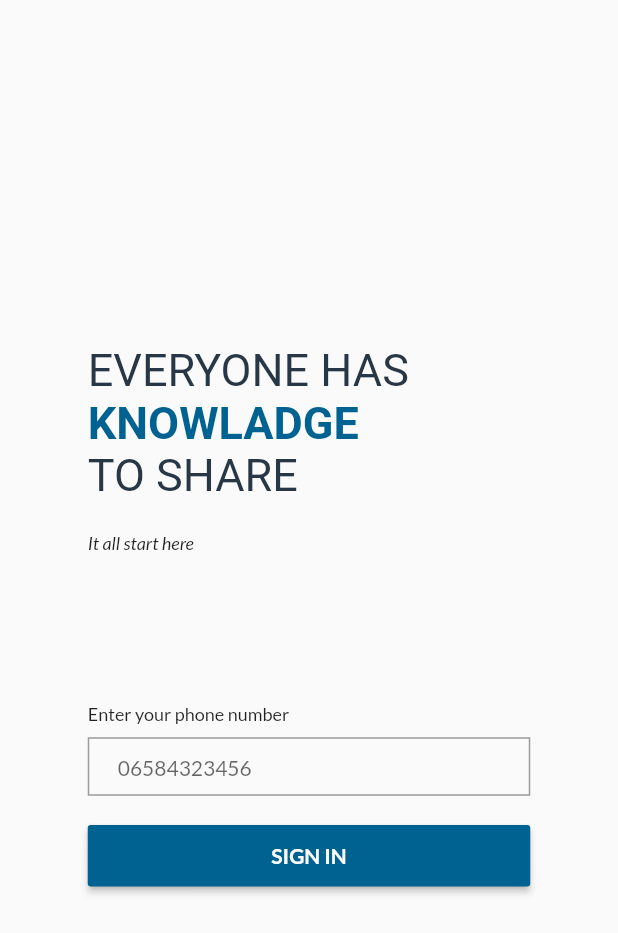
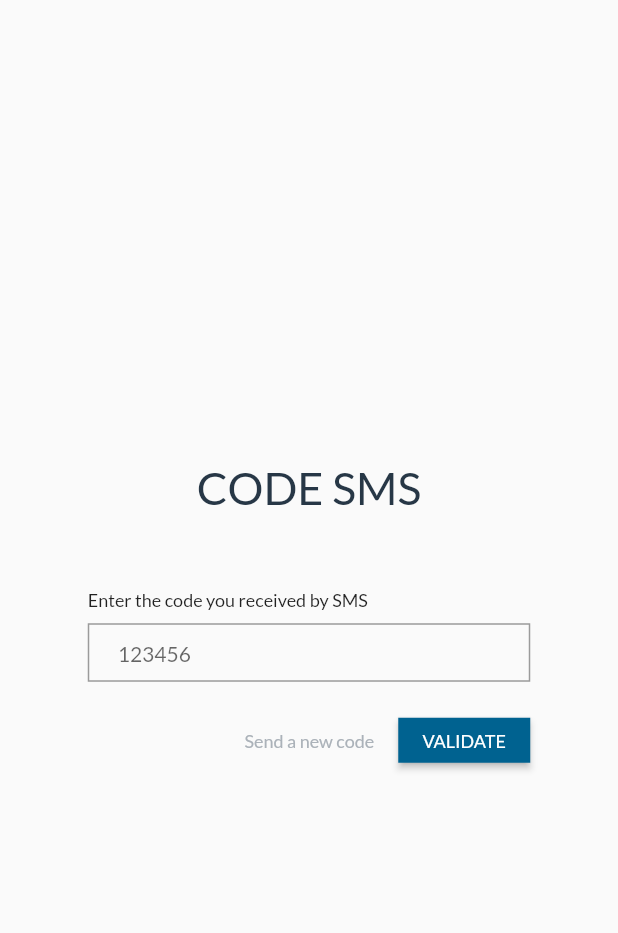
Before and after one commit to bynicodevelop/ulearn, a Flutter app: the Auth screen opened directly, after a tap on "SIGN IN", on a phone screen of 412 x 824 dp. Shown: the top 933 px of the screen. Run offline on Flutter 3.47's test engine with Material 2 defaults, Android fonts, the phone set to English and light mode, and no system bars; our stand-ins replace google_fonts.

Commit message:
Ajout d'une vue pour le code de validation par SMS et ajout de widgets pour les boutons

```diff
--- a/lib/screens/auth/auth.dart
+++ b/lib/screens/auth/auth.dart
@@ -1,4 +1,5 @@
 import 'package:flutter/material.dart';
+import 'package:leadee/screens/auth/validate_code.dart';
 import 'package:leadee/share/palette.dart';
 
 class Auth extends StatefulWidget {
@@ -82,7 +83,12 @@ class _AuthState extends State<Auth> {
                         MaterialButton(
                           padding: EdgeInsets.symmetric(vertical: 12),
                           minWidth: double.infinity,
-                          onPressed: () => {},
+                          onPressed: () => {
+                            Navigator.push(
+                                context,
+                                MaterialPageRoute(
+                                    builder: (context) => ValidateCode()))
+                          },
                           child: Text(
                             'Sign In'.toUpperCase(),
                             style: TextStyle(
--- a/lib/screens/auth/avatar.dart
+++ b/lib/screens/auth/avatar.dart
@@ -1,5 +1,6 @@
 import 'package:flutter/material.dart';
 import 'package:leadee/share/palette.dart';
+import 'package:leadee/widgets/btn/link.dart';
 import 'package:leadee/widgets/btn/next.dart';
 import 'package:leadee/widgets/bullet_step.dart';
 
@@ -55,14 +56,7 @@ class _AvatarState extends State<Avatar> {
                     Row(
                       children: [
                         Spacer(),
-                        FlatButton(
-                            height: 30,
-                            onPressed: () => {},
-                            child: Text(
-                              'Skip',
-                              style: TextStyle(
-                                  color: Palette.grey[50], fontSize: 12),
-                            )),
+                        LinkBtn(onPress: () => print('Skip')),
                         NextBtn(
                           onPress: () => print('Next'),
                         )
--- /dev/null
+++ b/lib/screens/auth/validate_code.dart
@@ -0,0 +1,86 @@
+import 'package:flutter/material.dart';
+import 'package:leadee/share/palette.dart';
+import 'package:leadee/widgets/btn/link.dart';
+import 'package:leadee/widgets/btn/next.dart';
+
+class ValidateCode extends StatefulWidget {
+  ValidateCode({Key key}) : super(key: key);
+
+  @override
+  _ValidateCodeState createState() => _ValidateCodeState();
+}
+
+class _ValidateCodeState extends State<ValidateCode> {
+  @override
+  Widget build(BuildContext context) {
+    return SafeArea(
+      child: Scaffold(
+        body: Column(
+          mainAxisAlignment: MainAxisAlignment.center,
+          children: [
+            Center(
+              child: Container(
+                constraints: BoxConstraints(
+                    maxWidth: 295.0, minWidth: 150.0, minHeight: 50.0),
+                child: Column(
+                  crossAxisAlignment: CrossAxisAlignment.center,
+                  children: [
+                    Text(
+                      'code sms'.toUpperCase(),
+                      style: TextStyle(color: Palette.blue[100], fontSize: 30),
+                    ),
+                    SizedBox(
+                      height: 50.0,
+                    ),
+                    Form(
+                      child: Column(
+                        crossAxisAlignment: CrossAxisAlignment.start,
+                        children: [
+                          Text(
+                            'Enter the code you received by SMS',
+                            style: TextStyle(fontSize: 12),
+                          ),
+                          SizedBox(
+                            height: 9.0,
+                          ),
+                          TextField(
+                            decoration: InputDecoration(
+                                contentPadding: EdgeInsets.symmetric(
+                                    vertical: 10.0, horizontal: 20.0),
+                                isDense: true,
+                                hintText: '123456',
+                                hintStyle: TextStyle(fontSize: 14),
+                                border: OutlineInputBorder(
+                                  borderRadius: BorderRadius.zero,
+                                  borderSide:
+                                      BorderSide(color: Palette.grey[50]),
+                                )),
+                          ),
+                          SizedBox(
+                            height: 15,
+                          ),
+                          Row(
+                            children: [
+                              Spacer(),
+                              LinkBtn(
+                                  label: 'Send a new code',
+                                  onPress: () => Navigator.pop(context)),
+                              NextBtn(
+                                label: 'validate',
+                                onPress: () => print('Next'),
+                              )
+                            ],
+                          )
+                        ],
+                      ),
+                    )
+                  ],
+                ),
+              ),
+            )
+          ],
+        ),
+      ),
+    );
+  }
+}
--- /dev/null
+++ b/lib/widgets/btn/link.dart
@@ -0,0 +1,20 @@
+import 'package:flutter/material.dart';
+import 'package:leadee/share/palette.dart';
+
+class LinkBtn extends StatelessWidget {
+  final String label;
+  final Function onPress;
+  const LinkBtn({Key key, @required this.onPress, this.label = 'Skip'})
+      : super(key: key);
+
+  @override
+  Widget build(BuildContext context) {
+    return FlatButton(
+        height: 30,
+        onPressed: onPress,
+        child: Text(
+          label,
+          style: TextStyle(color: Palette.grey[50], fontSize: 12),
+        ));
+  }
+}
--- a/lib/widgets/btn/next.dart
+++ b/lib/widgets/btn/next.dart
@@ -2,8 +2,10 @@ import 'package:flutter/material.dart';
 import 'package:leadee/share/palette.dart';
 
 class NextBtn extends StatelessWidget {
+  final String label;
   final Function onPress;
-  const NextBtn({Key key, @required this.onPress}) : super(key: key);
+  const NextBtn({Key key, @required this.onPress, this.label = 'next'})
+      : super(key: key);
 
   @override
   Widget build(BuildContext context) {
@@ -12,7 +14,7 @@ class NextBtn extends StatelessWidget {
       height: 30,
       onPressed: onPress,
       child: Text(
-        'next'.toUpperCase(),
+        label.toUpperCase(),
         style: TextStyle(color: Colors.white, fontSize: 12),
       ),
       color: Palette.blue[50],
```
